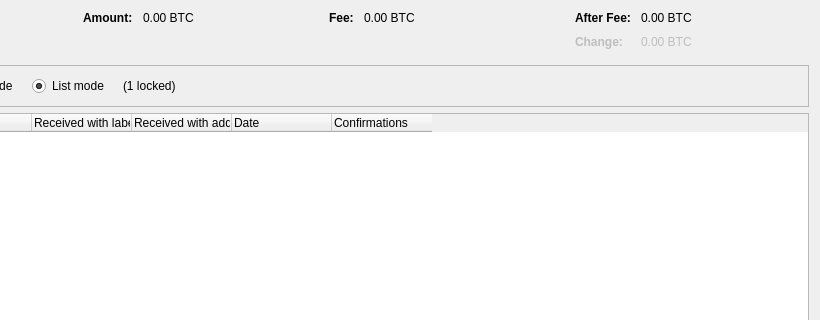
Xnuva-Blockchain-Project/Denzuve, file taox-core/src/qt/forms/coincontroldialog.ui: the form before one commit; both pictures show x 180 to 1000 and y 0 to 320 of the 1000 by 500 pixel window.
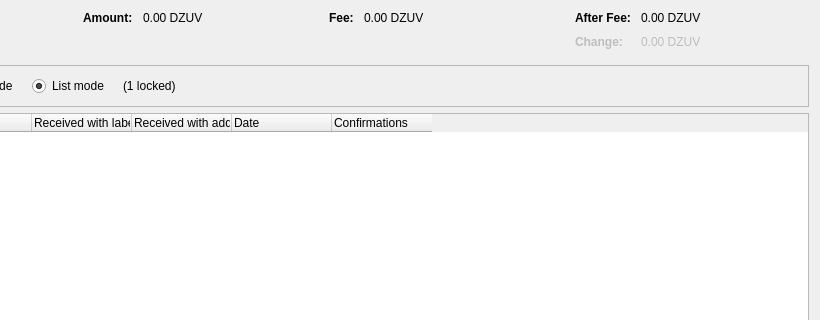
The form after the commit. Custom widgets are drawn as their Qt base class.

```diff
--- a/taox-core/src/qt/forms/coincontroldialog.ui
+++ b/taox-core/src/qt/forms/coincontroldialog.ui
@@ -135,7 +135,7 @@
           <enum>Qt::ActionsContextMenu</enum>
          </property>
          <property name="text">
-          <string notr="true">0.00 BTC</string>
+          <string notr="true">0.00 DZUV</string>
          </property>
          <property name="textInteractionFlags">
           <set>Qt::LinksAccessibleByMouse|Qt::TextSelectableByKeyboard|Qt::TextSelectableByMouse</set>
@@ -180,7 +180,7 @@
           <enum>Qt::ActionsContextMenu</enum>
          </property>
          <property name="text">
-          <string notr="true">0.00 BTC</string>
+          <string notr="true">0.00 DZUV</string>
          </property>
          <property name="textInteractionFlags">
           <set>Qt::LinksAccessibleByMouse|Qt::TextSelectableByKeyboard|Qt::TextSelectableByMouse</set>
@@ -228,7 +228,7 @@
           <enum>Qt::ActionsContextMenu</enum>
          </property>
          <property name="text">
-          <string notr="true">0.00 BTC</string>
+          <string notr="true">0.00 DZUV</string>
          </property>
          <property name="textInteractionFlags">
           <set>Qt::LinksAccessibleByMouse|Qt::TextSelectableByKeyboard|Qt::TextSelectableByMouse</set>
@@ -263,7 +263,7 @@
           <enum>Qt::ActionsContextMenu</enum>
          </property>
          <property name="text">
-          <string notr="true">0.00 BTC</string>
+          <string notr="true">0.00 DZUV</string>
          </property>
          <property name="textInteractionFlags">
           <set>Qt::LinksAccessibleByMouse|Qt::TextSelectableByKeyboard|Qt::TextSelectableByMouse</set>
```
